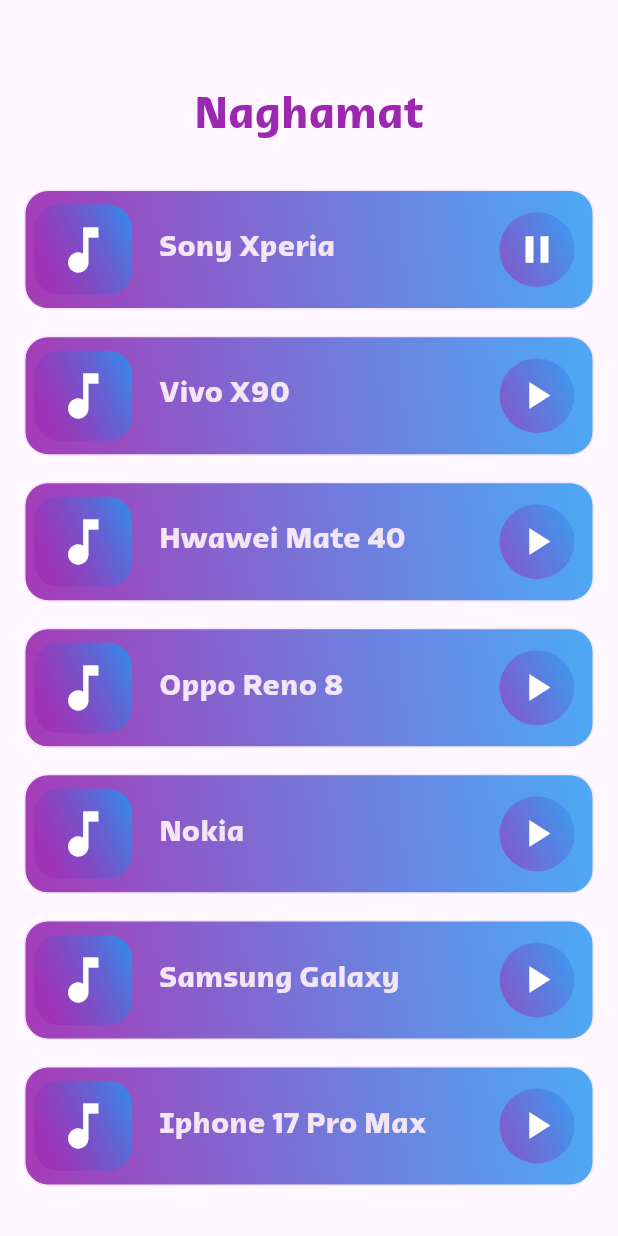
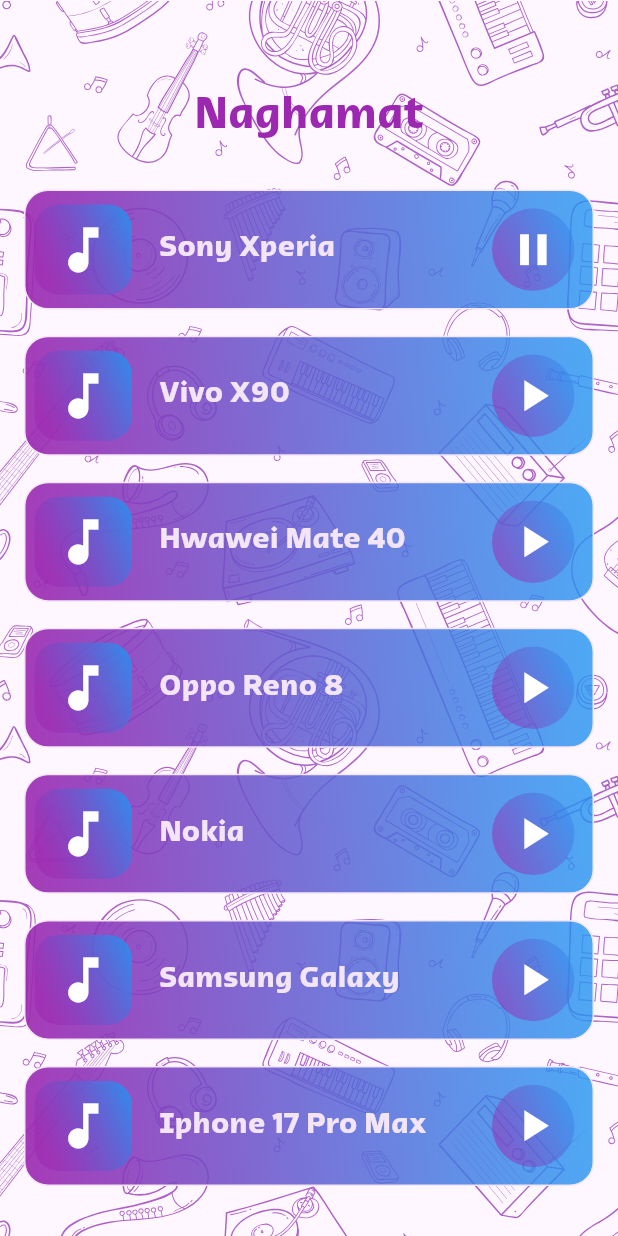
Before and after one commit to HamzaAlwajeeh/Flutter-Lab-2, a Flutter app: the screen it shows after launch, after a tap on the "play arrow" icon, on a phone screen of 412 x 824 dp. Run offline on Flutter 3.47's test engine with Material 3 defaults, Android fonts, the light colour scheme and no system bars; our stand-ins replace audioplayers, flutter_svg, get_it.

Commit message:
Home Work Done

```diff
--- /dev/null
+++ b/lib/core/helper/service_loactor.dart
@@ -0,0 +1,8 @@
+import 'package:audioplayers/audioplayers.dart';
+import 'package:get_it/get_it.dart';
+
+final getIt = GetIt.instance;
+
+void setUpServiceLocator() {
+  getIt.registerSingleton<AudioPlayer>(AudioPlayer());
+}
--- a/lib/labs/naghamat/views/naghamat_home_view.dart
+++ b/lib/labs/naghamat/views/naghamat_home_view.dart
@@ -1,4 +1,5 @@
 import 'package:flutter/material.dart';
+import 'package:flutter_svg/svg.dart';
 import 'package:naghamat/labs/naghamat/views/widgets/naghamat_home_view_body.dart';
 
 class NaghamatHomeView extends StatelessWidget {
@@ -8,17 +9,19 @@
   Widget build(BuildContext context) {
     return Scaffold(
       resizeToAvoidBottomInset: false,
-      body: NaghamatHomeViewBody(),
-      // Stack(
-      //   children: [
-      //     // SizedBox(
-      //     //   height: double.infinity,
-      //     //   width: double.infinity,
-      //     //   // child: Image.asset('', fit: BoxFit.cover),
-      //     // ),
-      //     const NaghamatHomeViewBody(),
-      //   ],
-      // ),
+      body: Stack(
+        children: [
+          SizedBox(
+            height: double.infinity,
+            width: double.infinity,
+            child: SvgPicture.asset(
+              'assets/images/musicBackground.svg',
+              fit: BoxFit.cover,
+            ),
+          ),
+          const NaghamatHomeViewBody(),
+        ],
+      ),
     );
   }
 }
--- a/lib/labs/naghamat/views/widgets/custom_icon_button.dart
+++ b/lib/labs/naghamat/views/widgets/custom_icon_button.dart
@@ -1,5 +1,6 @@
 import 'package:audioplayers/audioplayers.dart';
 import 'package:flutter/material.dart';
+import 'package:naghamat/core/helper/service_loactor.dart';
 
 class CustomIconButton extends StatefulWidget {
   const CustomIconButton({super.key, required this.musicNumber});
@@ -9,14 +10,39 @@
 }
 
 class _CustomIconButtonState extends State<CustomIconButton> {
-  bool isPlaying = false;
+  String state = 'stop';
+  AudioPlayer player = getIt<AudioPlayer>();
+
+  void playSound() async {
+    await player.play(AssetSource('music/music-${widget.musicNumber}.mp3'));
+    state = 'play';
+    setState(() {});
+  }
+
+  void pauseSound() async {
+    await player.pause();
+    state = 'stop';
+    setState(() {});
+  }
+
+  @override
+  void initState() {
+    player.onPlayerComplete.listen((event) {
+      if (!mounted) return;
+      setState(() {
+        state = 'stop';
+      });
+    });
+    super.initState();
+  }
+
   @override
   Widget build(BuildContext context) {
     return Padding(
       padding: const EdgeInsets.only(right: 12),
       child: Container(
-        width: 50,
-        height: 50,
+        width: 55,
+        height: 55,
         decoration: BoxDecoration(
           borderRadius: BorderRadius.circular(50),
           gradient: LinearGradient(
@@ -30,18 +56,22 @@
         ),
         child: IconButton(
           onPressed: () async {
-            final player = AudioPlayer();
-            await player.play(
-              AssetSource('music/music-${widget.musicNumber}.mp3'),
-            );
-            setState(() {
-              isPlaying = !isPlaying;
-            });
+            if (state == 'stop') {
+              playSound();
+              setState(() {
+                state = 'play';
+              });
+            } else {
+              pauseSound();
+              setState(() {
+                state = 'stop';
+              });
+            }
           },
           icon: Icon(
-            isPlaying ? Icons.pause : Icons.play_arrow,
+            state == 'stop' ? Icons.play_arrow : Icons.pause,
             color: Colors.white,
-            size: 30,
+            size: 35,
           ),
         ),
       ),
--- a/lib/main.dart
+++ b/lib/main.dart
@@ -1,8 +1,12 @@
 import 'package:flutter/material.dart';
+import 'package:naghamat/core/helper/service_loactor.dart';
 import 'package:naghamat/core/router/on_generate_route.dart';
 import 'package:naghamat/labs/naghamat/views/naghamat_home_view.dart';
 
 void main() {
+  WidgetsFlutterBinding.ensureInitialized();
+  setUpServiceLocator();
+
   runApp(const MyApp());
 }
 
--- a/pubspec.yaml
+++ b/pubspec.yaml
@@ -32,6 +32,8 @@
   cupertino_icons: ^1.0.8
   flutter:
     sdk: flutter
+  flutter_svg: ^2.2.1
+  get_it: ^8.2.0
 
 dev_dependencies:
   flutter_lints: ^5.0.0
@@ -50,6 +52,7 @@
   # To add assets to your application, add an assets section, like this:
   assets:
     - assets/music/
+    - assets/images/
   #   - images/a_dot_ham.jpeg
   # An image asset can refer to one or more resolution-specific "variants", see
   # https://flutter.dev/to/resolution-aware-images
```
Also changed, not shown: assets/images/musicBackground.svg (added), pubspec.lock.
